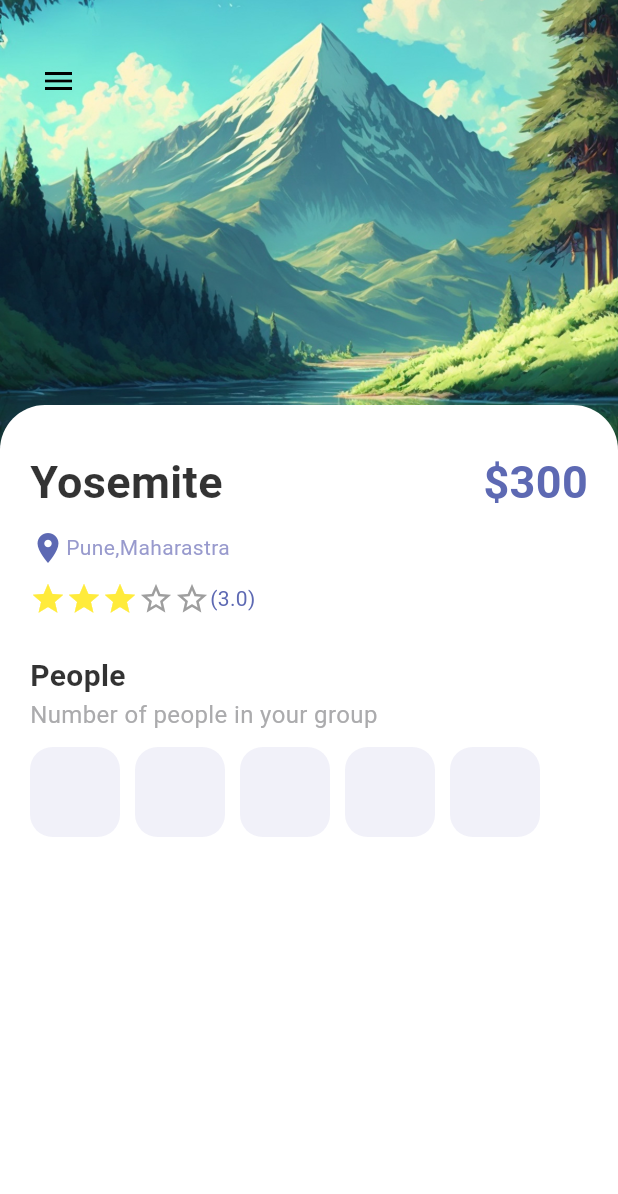
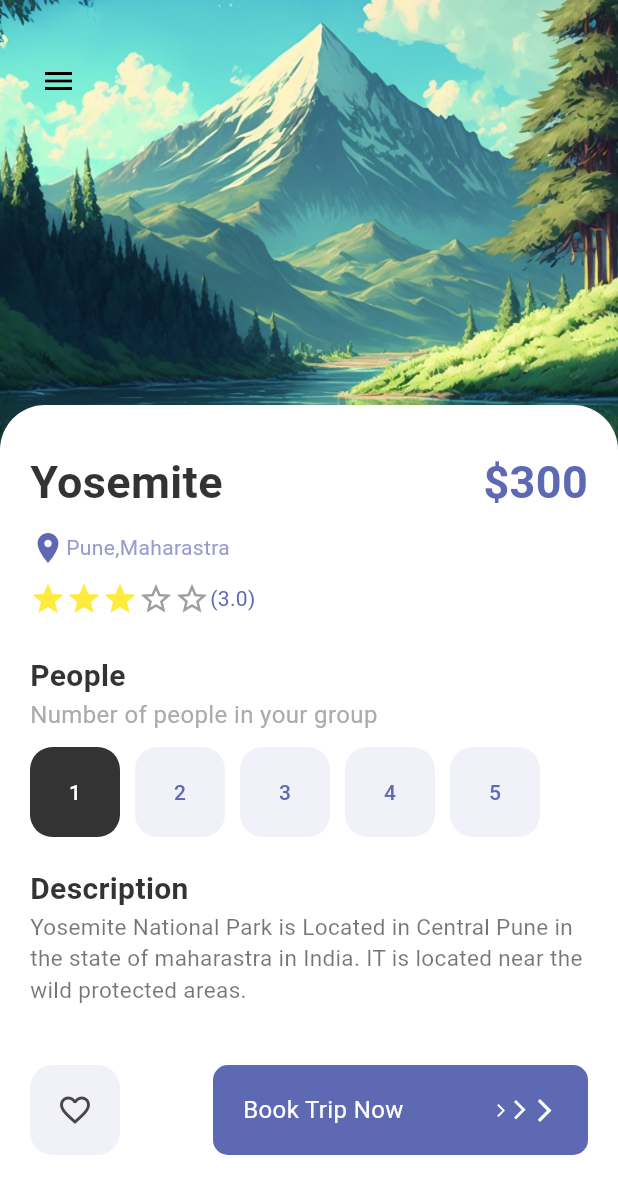
Before and after one commit to Harsh-trivs/TravelAppFlutter, a Flutter app: the screen it shows after launch, on a phone screen of 412 x 824 dp. Shown: the top 1194 px of the screen. Run offline on Flutter 3.47's test engine with Material 2 defaults, Android fonts, the phone set to English and light mode, and no system bars.

Commit message:
completed detail page

```diff
--- a/lib/pages/detail_page.dart
+++ b/lib/pages/detail_page.dart
@@ -1,7 +1,9 @@
 import 'package:flutter/material.dart';
 import 'package:learning_demo/misc/colors.dart';
+import 'package:learning_demo/widgets/app_button.dart';
 import 'package:learning_demo/widgets/app_large_text.dart';
 import 'package:learning_demo/widgets/app_text.dart';
+import 'package:learning_demo/widgets/responsiveButton.dart';
 
 class DetailPage extends StatefulWidget {
   const DetailPage({super.key});
@@ -12,6 +14,7 @@ class DetailPage extends StatefulWidget {
 
 class _DetailPageState extends State<DetailPage> {
   int gottenStar = 3;
+  int selectedIndex = 0;
   @override
   Widget build(BuildContext context) {
     return Scaffold(
@@ -130,15 +133,60 @@ class _DetailPageState extends State<DetailPage> {
                     ),
                     Wrap(
                       children: List.generate(5, (index) {
-                        return Container(
-                          margin: const EdgeInsets.only(right: 10),
-                          width: 60,
-                          height: 60,
-                          decoration: BoxDecoration(
-                              borderRadius: BorderRadius.circular(15),
-                              color: AppColors.buttonBackground),
+                        return AppButton(
+                          isText: true,
+                          onPressedFunction: () {
+                            setState(() {
+                              selectedIndex = index;
+                            });
+                          },
+                          text: '${index + 1}',
+                          mainColor: selectedIndex == index
+                              ? Colors.white
+                              : AppColors.mainColor,
+                          backGroundColor: selectedIndex == index
+                              ? Colors.black.withOpacity(0.8)
+                              : AppColors.buttonBackground,
                         );
                       }),
+                    ),
+                    SizedBox(
+                      height: 20,
+                    ),
+                    AppLargeText(
+                      text: 'Description',
+                      size: 20,
+                      color: Colors.black.withOpacity(0.8),
+                    ),
+                    Container(
+                      child: AppText(
+                          size: 15,
+                          text:
+                              'Yosemite National Park is Located in Central Pune in the state of maharastra in India. IT is located near the wild protected areas.'),
+                    ),
+                    SizedBox(
+                      height: 40,
+                    ),
+                    Row(
+                      mainAxisAlignment: MainAxisAlignment.spaceBetween,
+                      children: [
+                        AppButton(
+                          isText: false,
+                          onPressedFunction: () {},
+                          icon: Icons.favorite_border_outlined,
+                          backGroundColor: AppColors.buttonBackground,
+                        ),
+                        ResponiveButton(
+                          isResponsive: true,
+                          width: 250,
+                          isText: true,
+                          text: 'Book Trip Now',
+                          textStyle: TextStyle(
+                            fontSize: 16,
+                            color: Colors.white,
+                          ),
+                        )
+                      ],
                     )
                   ],
                 ),
--- /dev/null
+++ b/lib/widgets/app_button.dart
@@ -0,0 +1,50 @@
+import 'package:flutter/material.dart';
+
+import '../misc/colors.dart';
+
+class AppButton extends StatefulWidget {
+  late bool isText;
+  late String? text;
+  late IconData? icon;
+  late Function onPressedFunction;
+  late Color? backGroundColor = AppColors.buttonBackground;
+  late Color? mainColor = AppColors.mainColor;
+  AppButton(
+      {super.key,
+      required this.isText,
+      this.text,
+      this.icon,
+      this.mainColor,
+      this.backGroundColor,
+      required this.onPressedFunction});
+
+  @override
+  State<AppButton> createState() => _AppButtonState();
+}
+
+class _AppButtonState extends State<AppButton> {
+  @override
+  Widget build(BuildContext context) {
+    return Container(
+        margin: const EdgeInsets.only(right: 10),
+        width: 60,
+        height: 60,
+        decoration: BoxDecoration(
+            borderRadius: BorderRadius.circular(15),
+            color: widget.backGroundColor),
+        child: widget.isText
+            ? TextButton(
+                child: Text(
+                  widget.text!,
+                  style: TextStyle(fontSize: 14, color: widget.mainColor),
+                ),
+                onPressed: () => {widget.onPressedFunction},
+              )
+            : IconButton(
+                onPressed: () => {widget.onPressedFunction},
+                icon: Icon(
+                  widget.icon,
+                  color: widget.mainColor,
+                )));
+  }
+}
--- a/lib/widgets/responsiveButton.dart
+++ b/lib/widgets/responsiveButton.dart
@@ -4,8 +4,17 @@ import 'package:learning_demo/misc/colors.dart';
 class ResponiveButton extends StatelessWidget {
   bool? isResponsive;
   double? width;
+  bool? isText;
+  String? text;
+  TextStyle? textStyle;
 
-  ResponiveButton({super.key, this.width, this.isResponsive = false});
+  ResponiveButton(
+      {super.key,
+      this.width,
+      this.isResponsive = false,
+      this.isText,
+      this.textStyle,
+      this.text});
 
   @override
   Widget build(BuildContext context) {
@@ -13,7 +22,21 @@ class ResponiveButton extends StatelessWidget {
       width: width,
       decoration: BoxDecoration(
           borderRadius: BorderRadius.circular(10), color: AppColors.mainColor),
-      height: 50,
+      height: 60,
+      child: Row(
+        mainAxisAlignment: MainAxisAlignment.spaceBetween,
+        children: [
+          isText!
+              ? Container(
+                  margin: EdgeInsets.only(left: 20),
+                  child: Text(
+                    text!,
+                    style: textStyle,
+                  ),
+                )
+              : SizedBox(height: 0, width: 0),
+          Container(
+            margin: EdgeInsets.only(right: 20),
             child: Row(mainAxisAlignment: MainAxisAlignment.center, children: [
               Icon(
                 Icons.arrow_forward_ios_outlined,
@@ -31,6 +54,9 @@ class ResponiveButton extends StatelessWidget {
                 size: 18,
               ),
             ]),
+          ),
+        ],
+      ),
     );
   }
 }
```
Lines whose indentation alone changed are shown as unchanged.
